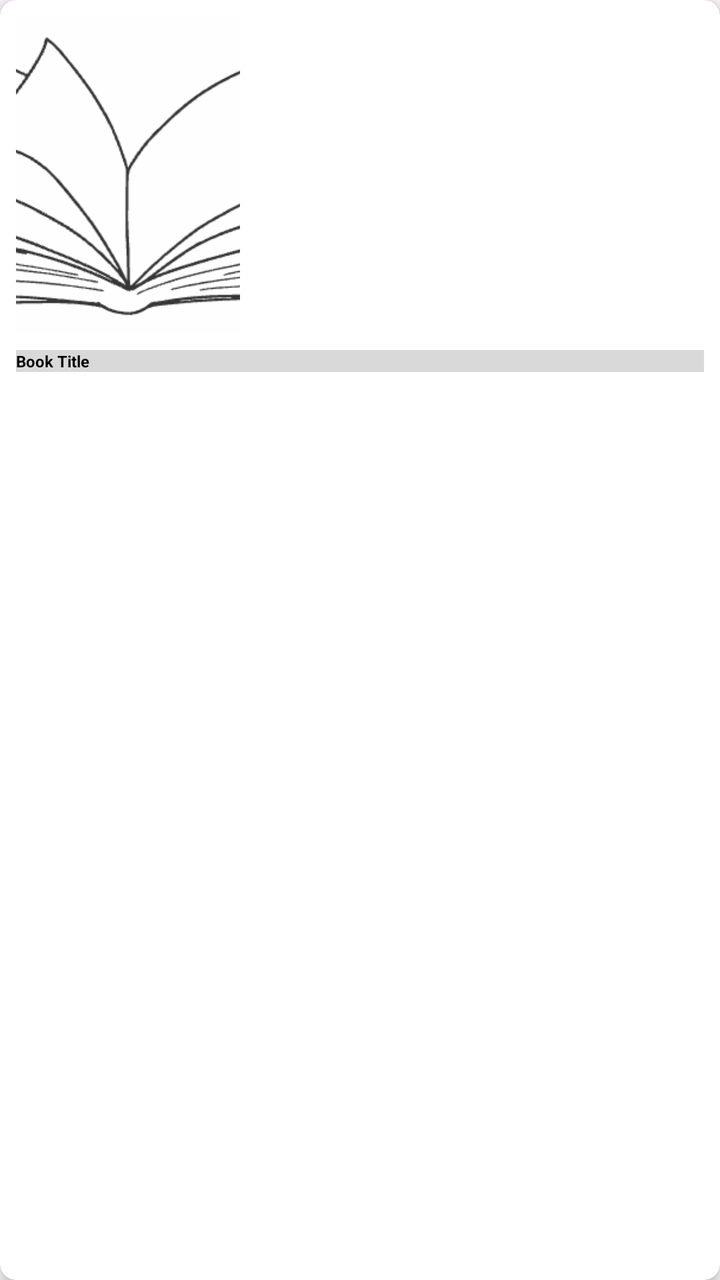
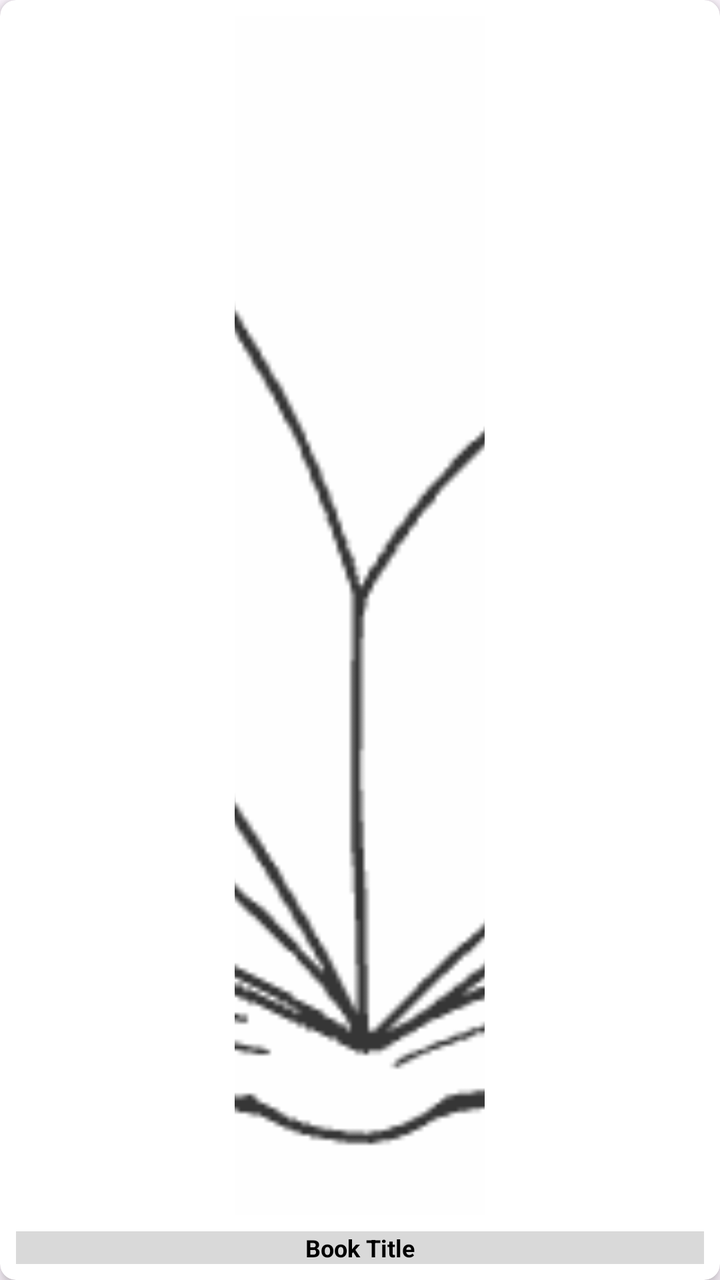

Screens rendered from an Android XML layout before and after an edit, with the pre-edit source and the edit as a unified diff.
<!-- AndroidManifest.xml: application theme Theme.FrontendBook -->
<!-- res/layout/item_book_grid.xml -->
<?xml version="1.0" encoding="utf-8"?>
<androidx.cardview.widget.CardView
    xmlns:android="http://schemas.android.com/apk/res/android"
    xmlns:card_view="http://schemas.android.com/apk/res-auto"
    android:layout_width="wrap_content"
    android:layout_height="wrap_content"
    android:layout_margin="8dp"
    card_view:cardCornerRadius="8dp"
    card_view:cardElevation="4dp"
    android:background="@color/backgroundPrimary">

    <LinearLayout
        android:layout_width="match_parent"
        android:layout_height="194dp"
        android:orientation="vertical"
        android:padding="8dp">

        
        <ImageView
            android:id="@+id/bookImage"
            android:layout_width="112dp"
            android:layout_height="82dp"
            android:layout_weight="1"
            android:adjustViewBounds="true"
            android:background="@color/boxes_background"
            android:contentDescription="Book cover"
            android:scaleType="centerCrop"
            android:src="@drawable/bookk" />

        
        <TextView
            android:id="@+id/bookTitle"
            android:layout_width="match_parent"
            android:layout_height="wrap_content"
            android:layout_marginTop="8dp"
            android:ellipsize="end"
            android:maxLines="1"
            android:text="Book Title"
            android:background="@color/backgroundSecondary"
            android:textColor="@color/textPrimary"
            android:textSize="8sp"
            android:textStyle="bold" />

    </LinearLayout>
</androidx.cardview.widget.CardView>
<!-- resources referenced by this layout -->
<resources>
  <color name="backgroundPrimary">#FEFEFE</color>
  <color name="backgroundSecondary">#D9D9D9</color>
  <color name="boxes_background">#DCDCDC</color>
  <color name="textPrimary">#000000</color>
  <!-- drawable bookk: png bitmap (drawable, 18992 bytes) -->
  <style name="Theme.FrontendBook" parent="Base.Theme.FrontendBook" />
  <style name="Base.Theme.FrontendBook" parent="Theme.Material3.DayNight.NoActionBar">
          <item name="colorPrimary">@color/backgroundPrimary</item>
          <item name="colorPrimaryVariant">@color/backgroundSecondary</item>
          <item name="colorOnPrimary">@color/black</item>
          <item name="colorSecondary">@color/black</item>
          <item name="colorOutline">@color/line</item>
  
      </style>
  <color name="black">#000000</color>
  <color name="line">#D9D9D9</color>
</resources>

<!-- the commit's change to res/layout/item_book_grid.xml (unified diff, before → after) -->
@@ -1,8 +1,7 @@
-<?xml version="1.0" encoding="utf-8"?>
 <androidx.cardview.widget.CardView
     xmlns:android="http://schemas.android.com/apk/res/android"
     xmlns:card_view="http://schemas.android.com/apk/res-auto"
-    android:layout_width="wrap_content"
+    android:layout_width="match_parent"
     android:layout_height="wrap_content"
     android:layout_margin="8dp"
     card_view:cardCornerRadius="8dp"
@@ -11,15 +10,16 @@
 
     <LinearLayout
         android:layout_width="match_parent"
-        android:layout_height="194dp"
+        android:layout_height="match_parent"
+        android:gravity="center_horizontal"
         android:orientation="vertical"
         android:padding="8dp">
 
         
         <ImageView
             android:id="@+id/bookImage"
-            android:layout_width="112dp"
-            android:layout_height="82dp"
+            android:layout_width="125dp"
+            android:layout_height="137dp"
             android:layout_weight="1"
             android:adjustViewBounds="true"
             android:background="@color/boxes_background"
@@ -33,13 +33,13 @@
             android:layout_width="match_parent"
             android:layout_height="wrap_content"
             android:layout_marginTop="8dp"
+            android:background="@color/backgroundSecondary"
             android:ellipsize="end"
+            android:gravity="center"
             android:maxLines="1"
             android:text="Book Title"
-            android:background="@color/backgroundSecondary"
             android:textColor="@color/textPrimary"
-            android:textSize="8sp"
+            android:textSize="12sp"
             android:textStyle="bold" />
-
     </LinearLayout>
 </androidx.cardview.widget.CardView>
